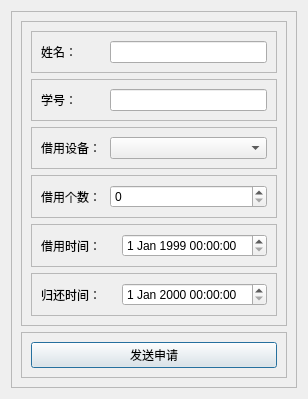
This is view/bookingService/sendrent.ui in JunWang666/LabNexus as Qt 5 draws it before an edit. The edited form follows.
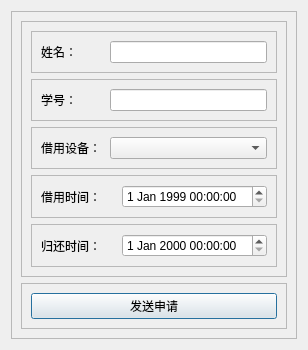
This is the edited form.

Commit message: 创建新的构造函数

```diff
--- a/view/bookingService/sendrent.ui
+++ b/view/bookingService/sendrent.ui
@@ -10,7 +10,7 @@
     <x>0</x>
     <y>0</y>
     <width>308</width>
-    <height>388</height>
+    <height>347</height>
    </rect>
   </property>
   <property name="windowTitle">
@@ -179,48 +179,6 @@
            </layout>
           </widget>
          </item>
-         <item>
-          <widget class="QFrame" name="frame_8">
-           <property name="frameShape">
-            <enum>QFrame::Shape::StyledPanel</enum>
-           </property>
-           <property name="frameShadow">
-            <enum>QFrame::Shadow::Raised</enum>
-           </property>
-           <layout class="QHBoxLayout" name="horizontalLayout_6">
-            <item>
-             <widget class="QLabel" name="label_6">
-              <property name="text">
-               <string>借用个数：</string>
-              </property>
-             </widget>
-            </item>
-            <item>
-             <spacer name="horizontalSpacer_4">
-              <property name="orientation">
-               <enum>Qt::Orientation::Horizontal</enum>
-              </property>
-              <property name="sizeHint" stdset="0">
-               <size>
-                <width>40</width>
-                <height>20</height>
-               </size>
-              </property>
-             </spacer>
-            </item>
-            <item>
-             <widget class="QSpinBox" name="numberSpinBox">
-              <property name="minimumSize">
-               <size>
-                <width>157</width>
-                <height>0</height>
-               </size>
-              </property>
-             </widget>
-            </item>
-           </layout>
-          </widget>
-         </item>
          <item>
           <widget class="QFrame" name="frame_6">
            <property name="frameShape">
```
The commit also changes 2 other files.
